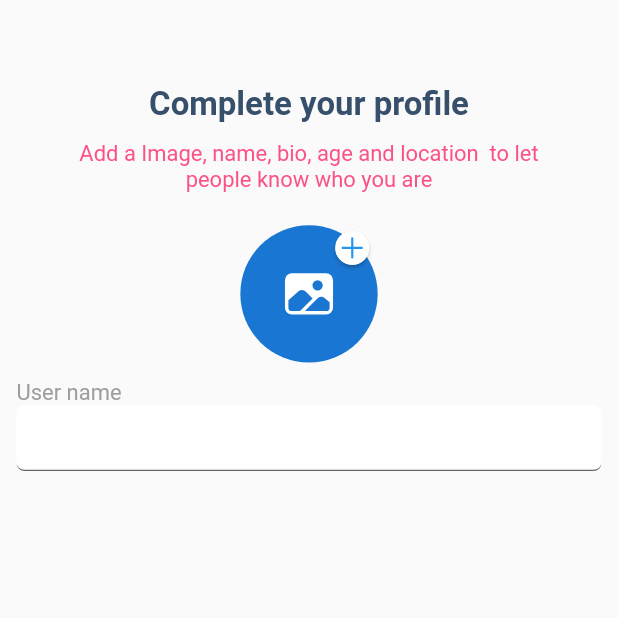
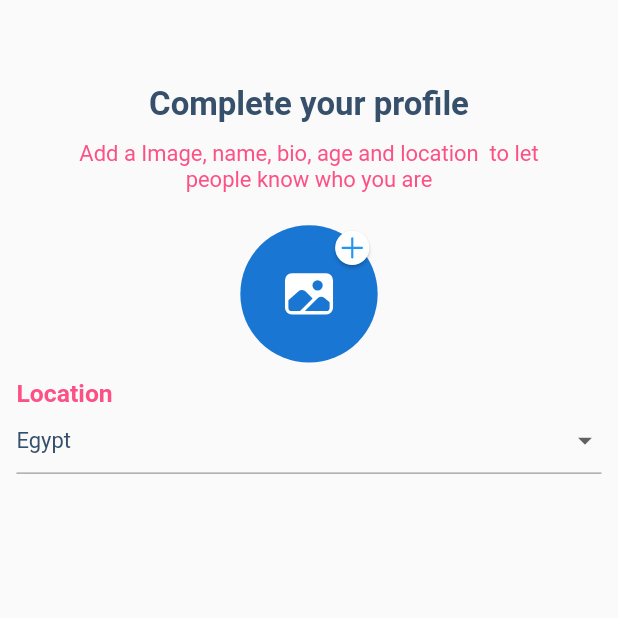
Before and after one commit to abdelrahmanelmarakby/wechive, a Flutter app: the CompleteProfile screen opened directly, on a phone screen of 412 x 824 dp, the top half of it. Run offline on Flutter 3.47's test engine with Material 2 defaults, Android fonts, the phone set to English and light mode, and no system bars; our stand-ins replace cloud_firestore, firebase_auth, firebase_core, firebase_storage, flashy_tab_bar2, form_field_validator and 9 more; accounts and stored records are empty; network calls fail; Roboto replaces fonts that are missing (Cairo); project files that could hold a hidden picture were left out.

Commit message:
twitter and auth updates done

```diff
--- a/lib/app/modules/auth/controllers/auth_controller.dart
+++ b/lib/app/modules/auth/controllers/auth_controller.dart
@@ -119,6 +119,8 @@ class AuthController extends GetxController {
     try {
       await FirebaseAuth.instance
           .createUserWithEmailAndPassword(email: email, password: password);
+
+      FirebaseAuth.instance.currentUser!.reload();
     } on FirebaseAuthException catch (e) {
       if (e.code == 'weak-password') {
         print('The password provided is too weak.');
@@ -134,6 +136,8 @@ class AuthController extends GetxController {
     try {
       await FirebaseAuth.instance
           .signInWithEmailAndPassword(email: email, password: password);
+
+      FirebaseAuth.instance.currentUser!.reload();
     } on FirebaseAuthException catch (e) {
       if (e.code == 'user-not-found') {
         print('No user found for that email.');
@@ -158,8 +162,32 @@ class AuthController extends GetxController {
     );
 
     // Once signed in, return the UserCredential
+    FirebaseAuth.instance.currentUser!.reload();
     return await FirebaseAuth.instance.signInWithCredential(credential);
   }
+/*
+  Future<UserCredential> signInWithTwitter() async {
+    // Create a TwitterLogin instance
+    final TwitterLogin twitterLogin = new TwitterLogin(
+      consumerKey: '<your consumer key>',
+      consumerSecret: ' <your consumer secret>',
+    );
+
+    // Trigger the sign-in flow
+    final TwitterLoginResult loginResult = await twitterLogin.authorize();
+
+    // Get the Logged In session
+    final TwitterSession twitterSession = loginResult.session;
+
+    // Create a credential from the access token
+    final AuthCredential twitterAuthCredential = TwitterAuthProvider.credential(
+        accessToken: twitterSession.token, secret: twitterSession.secret);
+
+    FirebaseAuth.instance.currentUser!.reload();
+    // Once signed in, return the UserCredential
+    return await FirebaseAuth.instance
+        .signInWithCredential(twitterAuthCredential);
+  }*/
 
 /*Future<UserCredential> signInWithGitHub(BuildContext context) async {
   // Create a GitHubSignIn instance
@@ -177,6 +205,8 @@ class AuthController extends GetxController {
   // Once signed in, return the UserCredential
   return await FirebaseAuth.instance.signInWithCredential(githubAuthCredential);
 }*/
+//*lOCATION
+  final RxString userLocation = "Egypt".obs;
   var country_list = [
     "Afghanistan",
     "Albania",
--- a/lib/app/modules/auth/views/complete_profile.dart
+++ b/lib/app/modules/auth/views/complete_profile.dart
@@ -1,4 +1,5 @@
 import 'package:flutter/material.dart';
+import 'package:form_field_validator/form_field_validator.dart';
 import 'package:get/get.dart';
 import 'package:ionicons/ionicons.dart';
 import 'package:wechive/app/modules/auth/controllers/auth_controller.dart';
@@ -72,10 +73,40 @@ class CompleteProfile extends GetView<AuthController> {
                     ),
                   ),
                   const SizedBox(height: 12.0),
-                  TxtForm(
-                    editingController: controller.phone,
-                    textFieldName: "User name",
-                  ),
+                  Column(
+                    crossAxisAlignment: CrossAxisAlignment.start,
+                    children: [
+                      Txt(
+                        "Location",
+                        size: 18,
+                        weight: FontWeight.bold,
+                      ),
+                      Obx(
+                        () => DropdownButtonFormField<String>(
+                          autovalidateMode: AutovalidateMode.always,
+                          itemHeight: 70,
+                          validator:
+                              RequiredValidator(errorText: "Can't be empty"),
+                          elevation: 4,
+                          disabledHint: Text("Stopped"),
+                          value: controller.userLocation.value,
+                          onChanged: (value) {
+                            controller.userLocation.value = value.toString();
+                          },
+                          items: controller.country_list.map((String value) {
+                            return DropdownMenuItem<String>(
+                              value: value,
+                              child: Txt(
+                                value,
+                                size: 16,
+                                color: KBlue,
+                              ),
+                            );
+                          }).toList(),
+                        ),
+                      ),
+                    ],
+                  )
                 ],
               ),
             ),
--- a/lib/core/widgets/TxtForm.dart
+++ b/lib/core/widgets/TxtForm.dart
@@ -1,4 +1,5 @@
 import 'package:flutter/material.dart';
+import 'package:wechive/core/consts.dart';
 import 'package:wechive/core/widgets/Text.dart';
 
 class TxtForm extends StatelessWidget {
@@ -6,7 +7,7 @@ class TxtForm extends StatelessWidget {
       {Key? key,
       required this.textFieldName,
       required this.editingController,
-      this.textFieldNameColor = Colors.grey,
+      this.textFieldNameColor = KBlue,
       this.textFieldHint = " ",
       this.inputAction = TextInputAction.next,
       this.obscure = false,
--- a/pubspec.yaml
+++ b/pubspec.yaml
@@ -28,6 +28,7 @@ dependencies:
   path: ^1.8.0
   pin_code_fields: ^7.3.0
   responsive_framework: ^0.1.4
+  twitter_login: ^4.0.1
 
 dev_dependencies:
   flutter_test:
```
Also changed, not shown: pubspec.lock.
